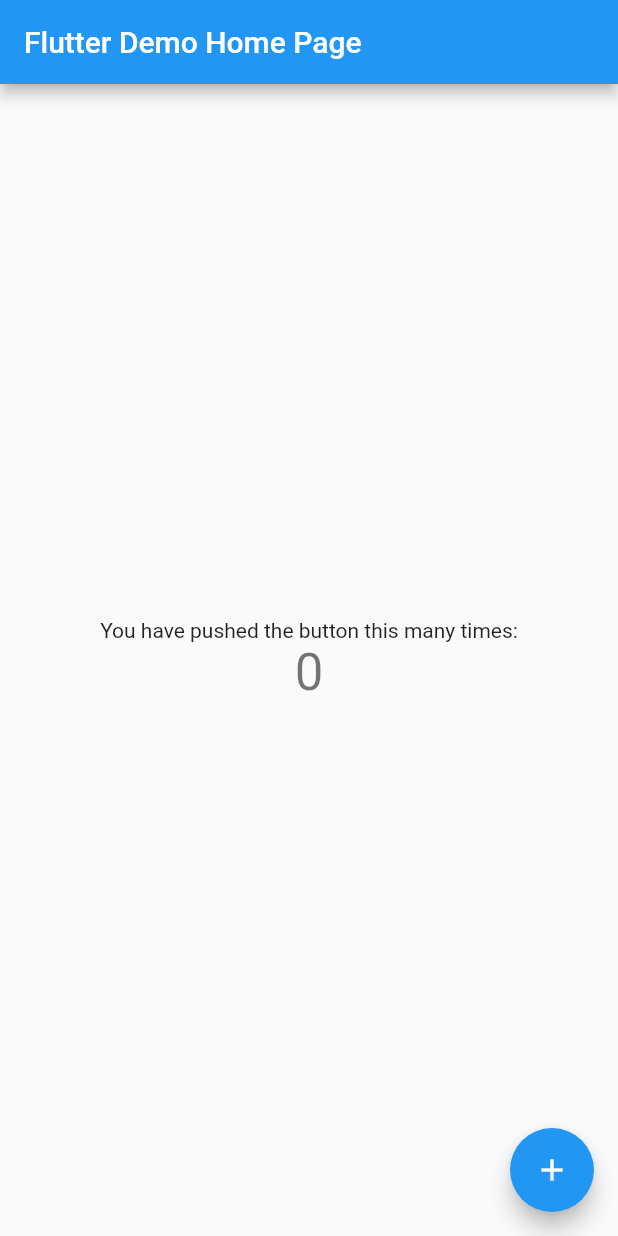
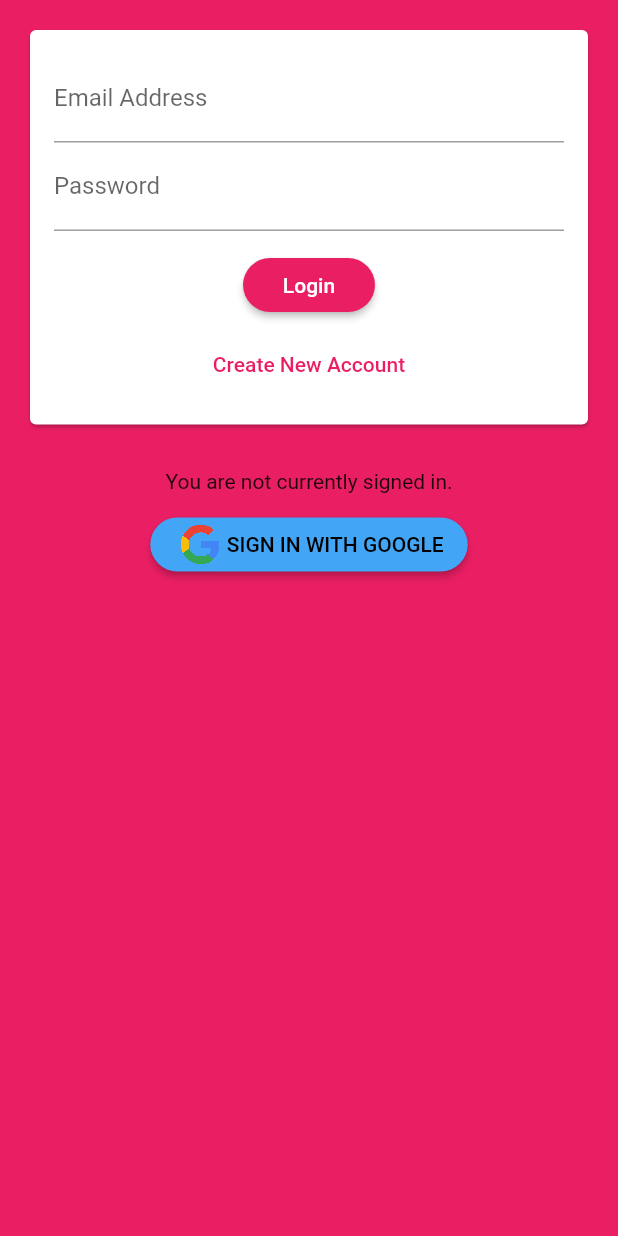
Before and after one commit to pratiksabale09/bankingapp, a Flutter app: the screen it shows after launch, on a phone screen of 412 x 824 dp. Run offline on Flutter 3.47's test engine with Material 2 defaults, Android fonts, the phone set to English and light mode, and no system bars; our stand-ins replace firebase_auth, firebase_core, google_sign_in; accounts and stored records are empty.

Commit message:
added google and user login

```diff
--- a/lib/main.dart
+++ b/lib/main.dart
@@ -1,7 +1,14 @@
+import 'package:bankingapp/screens/auth_screen.dart';
 import 'package:flutter/material.dart';
+import 'package:firebase_core/firebase_core.dart';
 
-void main() {
+Future<void> main() async{
+  //WidgetsFlutterBinding.ensureInitialized();
+  await Firebase.initializeApp(
+
+  );
   runApp(const MyApp());
+  //flutter run -d chrome --web-hostname localhost --web-port 5000
 }
 
 class MyApp extends StatelessWidget {
@@ -22,94 +29,34 @@ class MyApp extends StatelessWidget {
         // or simply save your changes to "hot reload" in a Flutter IDE).
         // Notice that the counter didn't reset back to zero; the application
         // is not restarted.
-        primarySwatch: Colors.blue,
+        primarySwatch: Colors.pink,
+        backgroundColor: Colors.pink,
+        accentColor: Colors.deepPurple,
+        accentColorBrightness: Brightness.dark,
+        buttonTheme: ButtonTheme.of(context).copyWith(
+          buttonColor: Colors.pink,
+          textTheme: ButtonTextTheme.primary,
+          shape: RoundedRectangleBorder(
+            borderRadius: BorderRadius.circular(20),
+          )
+        ),
       ),
-      home: const MyHomePage(title: 'Flutter Demo Home Page'),
-    );
+      home:  AuthScreen(),
+      );
   }
 }
 
-class MyHomePage extends StatefulWidget {
-  const MyHomePage({Key? key, required this.title}) : super(key: key);
+// class StateFulApp extends StatefulWidget {
+//   @override
+//   _StateFulAppState createState() => _StateFulAppState();
+// }
 
-  // This widget is the home page of your application. It is stateful, meaning
-  // that it has a State object (defined below) that contains fields that affect
-  // how it looks.
+// class _StateFulAppState extends State<StateFulApp> {
+//   Future getUserInfo() async {
 
-  // This class is the configuration for the state. It holds the values (in this
-  // case the title) provided by the parent (in this case the App widget) and
-  // used by the build method of the State. Fields in a Widget subclass are
-  // always marked "final".
-
-  final String title;
-
-  @override
-  State<MyHomePage> createState() => _MyHomePageState();
-}
-
-class _MyHomePageState extends State<MyHomePage> {
-  int _counter = 0;
-
-  void _incrementCounter() {
-    setState(() {
-      // This call to setState tells the Flutter framework that something has
-      // changed in this State, which causes it to rerun the build method below
-      // so that the display can reflect the updated values. If we changed
-      // _counter without calling setState(), then the build method would not be
-      // called again, and so nothing would appear to happen.
-      _counter++;
-    });
-  }
-
-  @override
-  Widget build(BuildContext context) {
-    // This method is rerun every time setState is called, for instance as done
-    // by the _incrementCounter method above.
-    //
-    // The Flutter framework has been optimized to make rerunning build methods
-    // fast, so that you can just rebuild anything that needs updating rather
-    // than having to individually change instances of widgets.
-    return Scaffold(
-      appBar: AppBar(
-        // Here we take the value from the MyHomePage object that was created by
-        // the App.build method, and use it to set our appbar title.
-        title: Text(widget.title),
-      ),
-      body: Center(
-        // Center is a layout widget. It takes a single child and positions it
-        // in the middle of the parent.
-        child: Column(
-          // Column is also a layout widget. It takes a list of children and
-          // arranges them vertically. By default, it sizes itself to fit its
-          // children horizontally, and tries to be as tall as its parent.
-          //
-          // Invoke "debug painting" (press "p" in the console, choose the
-          // "Toggle Debug Paint" action from the Flutter Inspector in Android
-          // Studio, or the "Toggle Debug Paint" command in Visual Studio Code)
-          // to see the wireframe for each widget.
-          //
-          // Column has various properties to control how it sizes itself and
-          // how it positions its children. Here we use mainAxisAlignment to
-          // center the children vertically; the main axis here is the vertical
-          // axis because Columns are vertical (the cross axis would be
-          // horizontal).
-          mainAxisAlignment: MainAxisAlignment.center,
-          children: <Widget>[
-            const Text(
-              'You have pushed the button this many times:',
-            ),
-            Text(
-              '$_counter',
-              style: Theme.of(context).textTheme.headline4,
-            ),
-          ],
-        ),
-      ),
-      floatingActionButton: FloatingActionButton(
-        onPressed: _incrementCounter,
-        tooltip: 'Increment',
-        child: const Icon(Icons.add),
-      ), // This trailing comma makes auto-formatting nicer for build methods.
-    );
-  }
-}
+//   }
+//   @override
+//   Widget build(BuildContext context) {
+//     return AuthDialog();
+//   }
+// }
--- /dev/null
+++ b/lib/screens/auth_screen.dart
@@ -0,0 +1,46 @@
+import 'package:bankingapp/widgets/auth_form.dart';
+import 'package:flutter/material.dart';
+import 'package:firebase_auth/firebase_auth.dart';
+import 'package:flutter/services.dart';
+
+class AuthScreen extends StatefulWidget {
+  @override
+  _AuthScreenState createState() => _AuthScreenState();
+}
+
+class _AuthScreenState extends State<AuthScreen> {
+  final _auth = FirebaseAuth.instance;
+
+  void _submitAuthForm(
+    String email, String password, String username, bool islogin) async {
+    UserCredential userCredential;
+
+    try
+    {
+        if (islogin) {
+      userCredential = await _auth.signInWithEmailAndPassword(
+          email: email, password: password);
+    } else {
+      userCredential = await _auth.createUserWithEmailAndPassword(
+          email: email, password: password);
+    }
+    } on PlatformException catch (err)
+    {
+      var message = 'An error occured please check message';
+      if(err.message!=null)
+      {
+        message = err.message!;
+      }
+
+      Scaffold.of(context).showSnackBar(SnackBar(content: Text(message), backgroundColor: Theme.of(context).errorColor,),);
+    }
+  }
+
+  @override
+  Widget build(BuildContext context) {
+    return Scaffold(
+      backgroundColor: Theme.of(context).primaryColor,
+      body: AuthForm(_submitAuthForm),
+    );
+  }
+}
--- /dev/null
+++ b/lib/screens/google_signin.dart
@@ -0,0 +1,169 @@
+import 'package:flutter/material.dart';
+import 'package:google_sign_in/google_sign_in.dart';
+
+import 'dart:async';
+import 'dart:convert' show json;
+
+import 'package:flutter/material.dart';
+import 'package:google_sign_in/google_sign_in.dart';
+import 'package:http/http.dart' as http;
+
+GoogleSignIn _googleSignIn = GoogleSignIn(
+  // Optional clientId
+  //clientId: '513444415484-b8btjqvfk91nbjt014qiru5i8oeo0k43.apps.googleusercontent.com',
+  scopes: <String>[
+    'email',
+    'https://www.googleapis.com/auth/contacts.readonly',
+  ],
+);
+
+class SignInDemo extends StatefulWidget {
+  const SignInDemo({Key? key}) : super(key: key);
+
+  @override
+  State createState() => SignInDemoState();
+}
+
+class SignInDemoState extends State<SignInDemo> {
+  GoogleSignInAccount? _currentUser;
+  String _contactText = '';
+
+  @override
+  void initState() {
+    super.initState();
+    _googleSignIn.onCurrentUserChanged.listen((GoogleSignInAccount? account) {
+      setState(() {
+        _currentUser = account;
+      });
+      if (_currentUser != null) {
+        _handleGetContact(_currentUser!);
+      }
+    });
+    _googleSignIn.signInSilently();
+  }
+
+  Future<void> _handleGetContact(GoogleSignInAccount user) async {
+    setState(() {
+      _contactText = 'Loading contact info...';
+    });
+    final http.Response response = await http.get(
+      Uri.parse('https://people.googleapis.com/v1/people/me/connections'
+          '?requestMask.includeField=person.names'),
+      headers: await user.authHeaders,
+    );
+    if (response.statusCode != 200) {
+      setState(() {
+        _contactText = 'People API gave a ${response.statusCode} '
+            'response. Check logs for details.';
+      });
+      print('People API ${response.statusCode} response: ${response.body}');
+      return;
+    }
+    final Map<String, dynamic> data =
+        json.decode(response.body) as Map<String, dynamic>;
+    final String? namedContact = _pickFirstNamedContact(data);
+    setState(() {
+      if (namedContact != null) {
+        _contactText = 'I see you know $namedContact!';
+      } else {
+        _contactText = 'No contacts to display.';
+      }
+    });
+  }
+
+  String? _pickFirstNamedContact(Map<String, dynamic> data) {
+    final List<dynamic>? connections = data['connections'] as List<dynamic>?;
+    final Map<String, dynamic>? contact = connections?.firstWhere(
+      (dynamic contact) => contact['names'] != null,
+      orElse: () => null,
+    ) as Map<String, dynamic>?;
+    if (contact != null) {
+      final Map<String, dynamic>? name = contact['names'].firstWhere(
+        (dynamic name) => name['displayName'] != null,
+        orElse: () => null,
+      ) as Map<String, dynamic>?;
+      if (name != null) {
+        return name['displayName'] as String?;
+      }
+    }
+    return null;
+  }
+
+  Future<void> _handleSignIn() async {
+    try {
+      await _googleSignIn.signIn();
+    } catch (error) {
+      print(error);
+    }
+  }
+
+  Future<void> _handleSignOut() => _googleSignIn.disconnect();
+
+  @override
+  Widget build(BuildContext context) {
+    final GoogleSignInAccount? user = _currentUser;
+    if (user != null) {
+      return Column(
+        mainAxisAlignment: MainAxisAlignment.spaceAround,
+        children: <Widget>[
+          ListTile(
+            leading: GoogleUserCircleAvatar(
+              identity: user,
+            ),
+            title: Text(user.displayName ?? ''),
+            subtitle: Text(user.email),
+          ),
+          const Text('Signed in successfully.'),
+          Text(_contactText),
+          ElevatedButton(
+            onPressed: _handleSignOut,
+            child: const Text('SIGN OUT'),
+          ),
+          ElevatedButton(
+            child: const Text('REFRESH'),
+            onPressed: () => _handleGetContact(user),
+          ),
+        ],
+      );
+    } else {
+      return Column(
+        mainAxisAlignment: MainAxisAlignment.center,
+        children: <Widget>[
+          SizedBox(
+            height: 10,
+          ),
+          const Text('You are not currently signed in.'),
+          SizedBox(
+            height: 10,
+          ),
+          // SizedBox(
+          // height: 200,
+          // width: 400,
+          //child:
+
+          Row(
+              mainAxisAlignment: MainAxisAlignment.center,
+              crossAxisAlignment: CrossAxisAlignment.center,
+              children: <Widget>[
+                RaisedButton(
+                    color: Colors.blue.shade400,
+                    onPressed: _handleSignIn,
+                    child: Row(
+                        mainAxisAlignment: MainAxisAlignment.center,
+                        crossAxisAlignment: CrossAxisAlignment.center,
+                        children: <Widget>[
+                          Image(
+                            image: AssetImage('lib/icons/google.png'),
+                            filterQuality: FilterQuality.high,
+                            height: 35,
+                            width: 35,
+                          ),
+                          Text('SIGN IN WITH GOOGLE'),
+                        ]))
+              ]),
+          //)
+        ],
+      );
+    }
+  }
+}
--- /dev/null
+++ b/lib/widgets/auth_form.dart
@@ -0,0 +1,127 @@
+import 'package:bankingapp/screens/google_signin.dart';
+import 'package:flutter/material.dart';
+import 'package:google_sign_in/google_sign_in.dart';
+
+class AuthForm extends StatefulWidget {
+  AuthForm(this.submitFn);
+
+  final void Function(
+      String email, String password, String username, bool islogin) submitFn;
+
+  @override
+  _AuthFormState createState() => _AuthFormState();
+}
+
+class _AuthFormState extends State<AuthForm> {
+  final _formkey = GlobalKey<FormState>();
+  var _isLogin = true;
+  var _useremail = '';
+  var _userpass = '';
+  var _username = '';
+  void _trySubmit() {
+    final isValid = _formkey.currentState!.validate();
+    FocusScope.of(context).unfocus();
+    if (isValid) {
+      _formkey.currentState!.save();
+      // print(_username);
+      // print(_useremail);
+      // print(_userpass);
+      //send to firebase
+      widget.submitFn(_useremail, _userpass, _username, _isLogin);
+    }
+  }
+
+  @override
+  Widget build(BuildContext context) {
+    return Center(
+     child: Column(
+       children: <Widget>[
+        Card(
+      margin: EdgeInsets.all(20),
+      child: SingleChildScrollView(
+        child: Padding(
+          padding: EdgeInsets.all(16),
+          child: Form(
+            key: _formkey,
+            child: Column(
+              mainAxisSize: MainAxisSize.min,
+              children: <Widget>[
+                //email
+                TextFormField(
+                  key: ValueKey('email'),
+                  validator: (value) {
+                    if (value!.isEmpty || !value.contains('@')) {
+                      return 'Please enter a valid email address';
+                    }
+                    return null;
+                  },
+                  onSaved: (value) {
+                    _useremail = value!;
+                  },
+                  keyboardType: TextInputType.emailAddress,
+                  decoration: InputDecoration(
+                    labelText: 'Email Address',
+                  ),
+                ),
+                if (!_isLogin)
+                  TextFormField(
+                    key: ValueKey('username'),
+                    validator: (value) {
+                      if (value!.length < 8) {
+                        return 'username too short';
+                      }
+                      return null;
+                    },
+                    onSaved: (value) {
+                      _username = value!;
+                    },
+                    decoration: InputDecoration(
+                      labelText: 'Username',
+                    ),
+                  ),
+                TextFormField(
+                  key: ValueKey('password'),
+                  validator: (value) {
+                    if (value!.isEmpty || value.length < 7) {
+                      return 'Password must be atleast 7 characters long';
+                    }
+                    return null;
+                  },
+                  onSaved: (value) {
+                    _userpass = value!;
+                  },
+                  decoration: InputDecoration(
+                    labelText: 'Password',
+                  ),
+                  obscureText: true,
+                ),
+                SizedBox(height: 12),
+                // ignore: deprecated_member_use
+                RaisedButton(
+                  child: Text(_isLogin ? 'Login' : 'Signup'),
+                  onPressed: _trySubmit,
+                ),
+                // ignore: deprecated_member_use
+                SizedBox(height: 5),
+                FlatButton(
+                  textColor: Theme.of(context).primaryColor,
+                  onPressed: () {
+                    setState(() {
+                      _isLogin = !_isLogin;
+                    });
+                  },
+                  child: Text(_isLogin
+                      ? 'Create New Account'
+                      : 'I already have an account'),
+                ),
+              ],
+            ),
+          ),
+        ),
+      ),
+    ),
+    SignInDemo(),
+     ],)
+       );
+  }
+}
```
Also changed, not shown: pubspec.yaml (+11 -1 lines), lib/icons/google.png (added), pubspec.lock, 4 other files.
